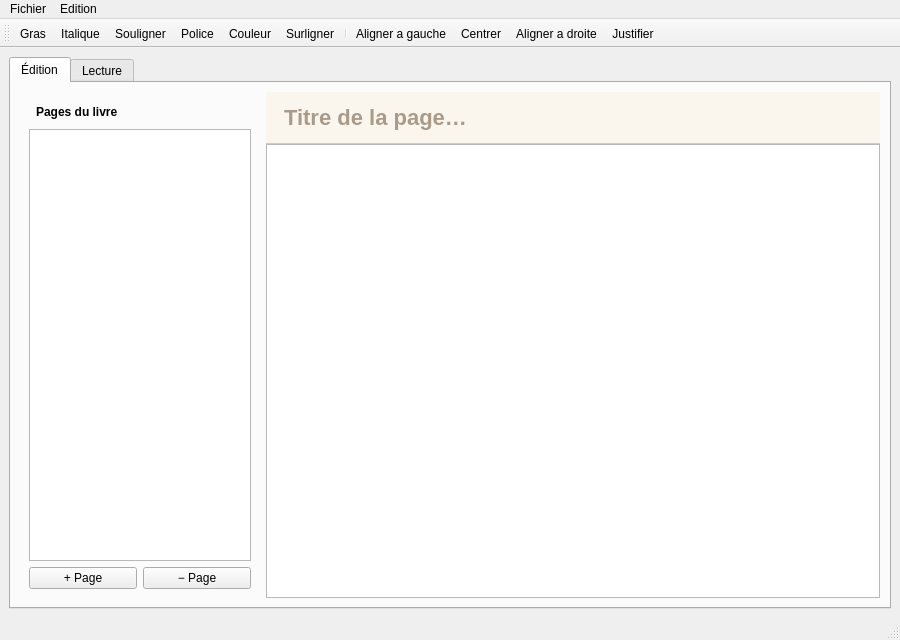
Qt form mainwindow.ui (yann-madry/livre-dont-vous-etes-le-heros) before a commit.
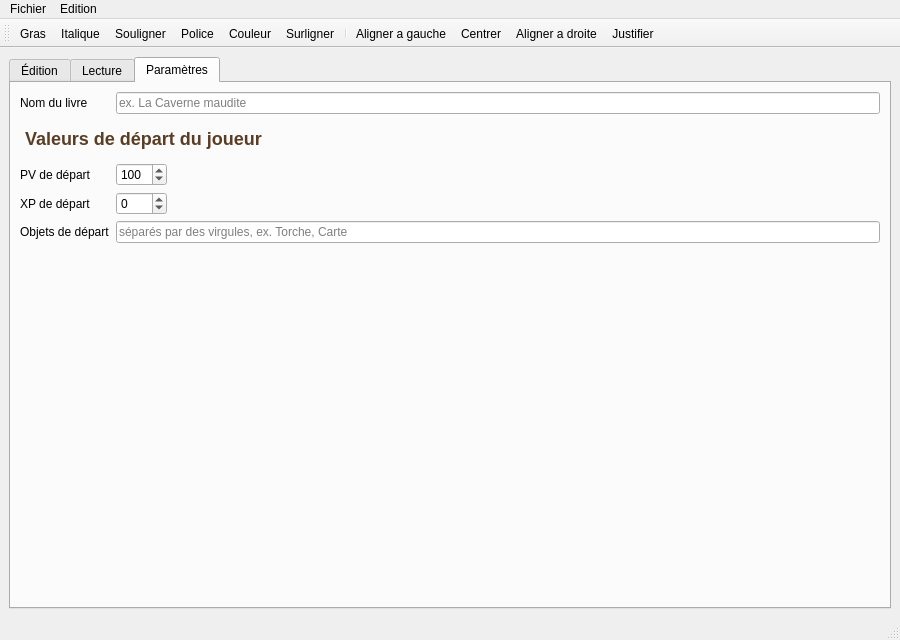
The same form after that commit. The open tabs and pages were chosen to show the change. Icons and pictures are not drawn.

Commit message: ajout gestion pv/xp/arme, menu parametre, modif export fichier, modif ui

What changed in the file:
```diff
--- a/mainwindow.ui
+++ b/mainwindow.ui
@@ -110,6 +110,130 @@
        </attribute>
        <layout class="QVBoxLayout" name="layoutLecture"/>
       </widget>
+      <widget class="QWidget" name="ongletDepart">
+       <attribute name="title">
+        <string>Paramètres</string>
+       </attribute>
+       <layout class="QVBoxLayout" name="layoutDepart">
+        <item>
+         <layout class="QGridLayout" name="grilleDepart">
+          <item row="0" column="0">
+           <widget class="QLabel" name="labelNomLivre">
+            <property name="text">
+             <string>Nom du livre</string>
+            </property>
+           </widget>
+          </item>
+          <item row="0" column="1" colspan="2">
+           <widget class="QLineEdit" name="nomLivre">
+            <property name="placeholderText">
+             <string>ex. La Caverne maudite</string>
+            </property>
+           </widget>
+          </item>
+          <item row="1" column="0" colspan="3">
+           <widget class="QLabel" name="labelDepart">
+            <property name="text">
+             <string>Valeurs de départ du joueur</string>
+            </property>
+            <property name="styleSheet">
+             <string notr="true">font-size:18px; font-weight:bold; color:#5a3d23; padding:8px 0;</string>
+            </property>
+           </widget>
+          </item>
+          <item row="2" column="0">
+           <widget class="QLabel" name="labelPvDepart">
+            <property name="text">
+             <string>PV de départ</string>
+            </property>
+           </widget>
+          </item>
+          <item row="2" column="1">
+           <widget class="QSpinBox" name="spinPvDepart">
+            <property name="maximumSize">
+             <size>
+              <width>90</width>
+              <height>16777215</height>
+             </size>
+            </property>
+            <property name="minimum">
+             <number>-999</number>
+            </property>
+            <property name="maximum">
+             <number>999</number>
+            </property>
+            <property name="value">
+             <number>100</number>
+            </property>
+           </widget>
+          </item>
+          <item row="2" column="2">
+           <spacer name="spacerDepartH">
+            <property name="orientation">
+             <enum>Qt::Horizontal</enum>
+            </property>
+            <property name="sizeHint" stdset="0">
+             <size>
+              <width>40</width>
+              <height>20</height>
+             </size>
+            </property>
+           </spacer>
+          </item>
+          <item row="3" column="0">
+           <widget class="QLabel" name="labelXpDepart">
+            <property name="text">
+             <string>XP de départ</string>
+            </property>
+           </widget>
+          </item>
+          <item row="3" column="1">
+           <widget class="QSpinBox" name="spinXpDepart">
+            <property name="maximumSize">
+             <size>
+              <width>90</width>
+              <height>16777215</height>
+             </size>
+            </property>
+            <property name="minimum">
+             <number>-999</number>
+            </property>
+            <property name="maximum">
+             <number>999</number>
+            </property>
+           </widget>
+          </item>
+          <item row="4" column="0">
+           <widget class="QLabel" name="labelObjetsDepart">
+            <property name="text">
+             <string>Objets de départ</string>
+            </property>
+           </widget>
+          </item>
+          <item row="4" column="1" colspan="2">
+           <widget class="QLineEdit" name="objetsDepart">
+            <property name="placeholderText">
+             <string>séparés par des virgules, ex. Torche, Carte</string>
+            </property>
+           </widget>
+          </item>
+         </layout>
+        </item>
+        <item>
+         <spacer name="spacerDepart">
+          <property name="orientation">
+           <enum>Qt::Vertical</enum>
+          </property>
+          <property name="sizeHint" stdset="0">
+           <size>
+            <width>20</width>
+            <height>40</height>
+           </size>
+          </property>
+         </spacer>
+        </item>
+       </layout>
+      </widget>
      </widget>
     </item>
    </layout>
```
Left out of the diff: 67 changed lines with no effect on the pictures. The commit also changes 4 other files.
